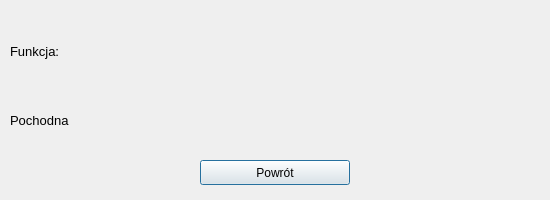
Before: the Qt Designer form wynMiejscaZerowe.ui in oxfrd/-WUT-Calc_InPython, drawn with Qt 5.
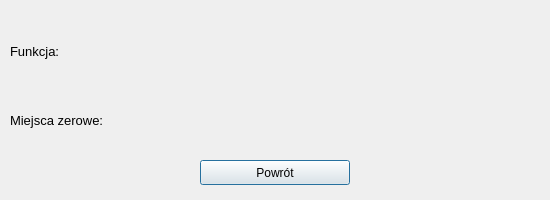
After: the same form once the commit is applied.

What changed in the file:
```diff
--- a/wynMiejscaZerowe.ui
+++ b/wynMiejscaZerowe.ui
@@ -10,6 +10,18 @@
     <height>200</height>
    </rect>
   </property>
+  <property name="minimumSize">
+   <size>
+    <width>550</width>
+    <height>200</height>
+   </size>
+  </property>
+  <property name="maximumSize">
+   <size>
+    <width>550</width>
+    <height>200</height>
+   </size>
+  </property>
   <property name="windowTitle">
    <string>Dialog</string>
   </property>
@@ -18,7 +30,7 @@
     <rect>
      <x>10</x>
      <y>20</y>
-     <width>61</width>
+     <width>123</width>
      <height>131</height>
     </rect>
    </property>
@@ -40,10 +52,11 @@
       <property name="font">
        <font>
         <pointsize>10</pointsize>
+        <strikeout>false</strikeout>
        </font>
       </property>
       <property name="text">
-       <string>Pochodna</string>
+       <string>Miejsca zerowe:</string>
       </property>
      </widget>
     </item>
@@ -52,7 +65,7 @@
   <widget class="QWidget" name="verticalLayoutWidget_2">
    <property name="geometry">
     <rect>
-     <x>80</x>
+     <x>110</x>
      <y>20</y>
      <width>421</width>
      <height>131</height>
```
Left out of the diff: 28 changed lines with no effect on the pictures.
